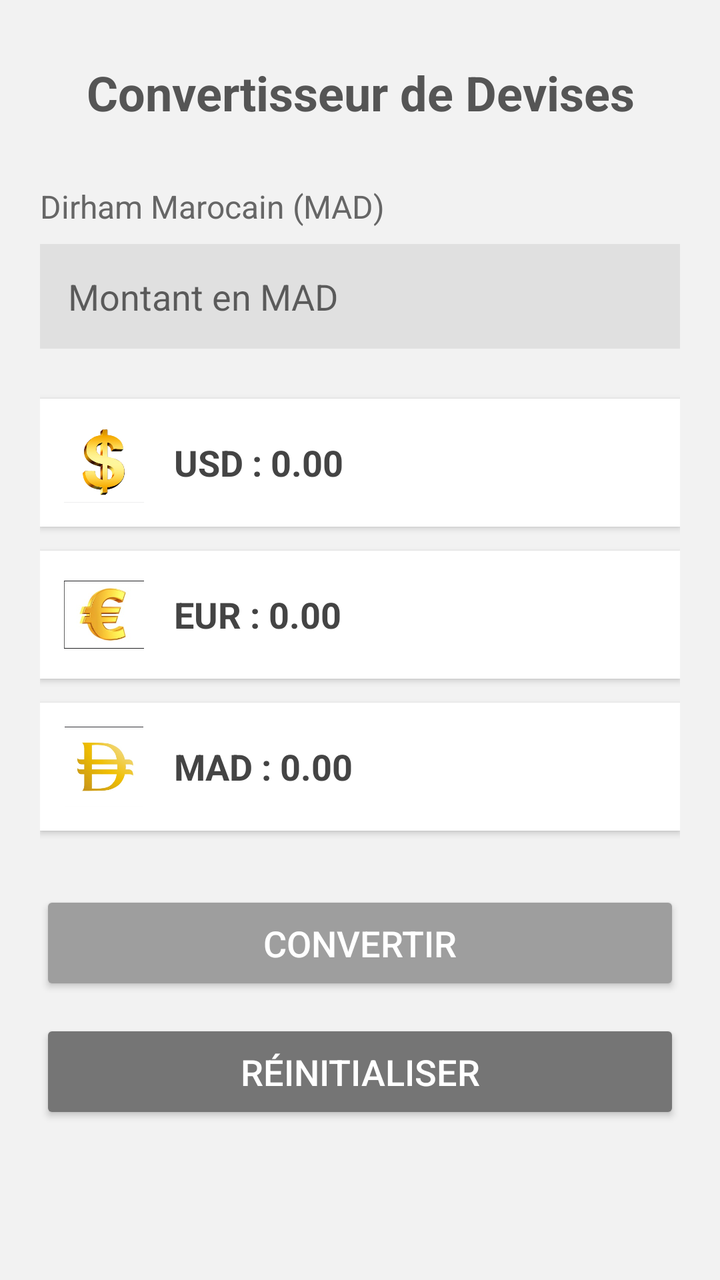
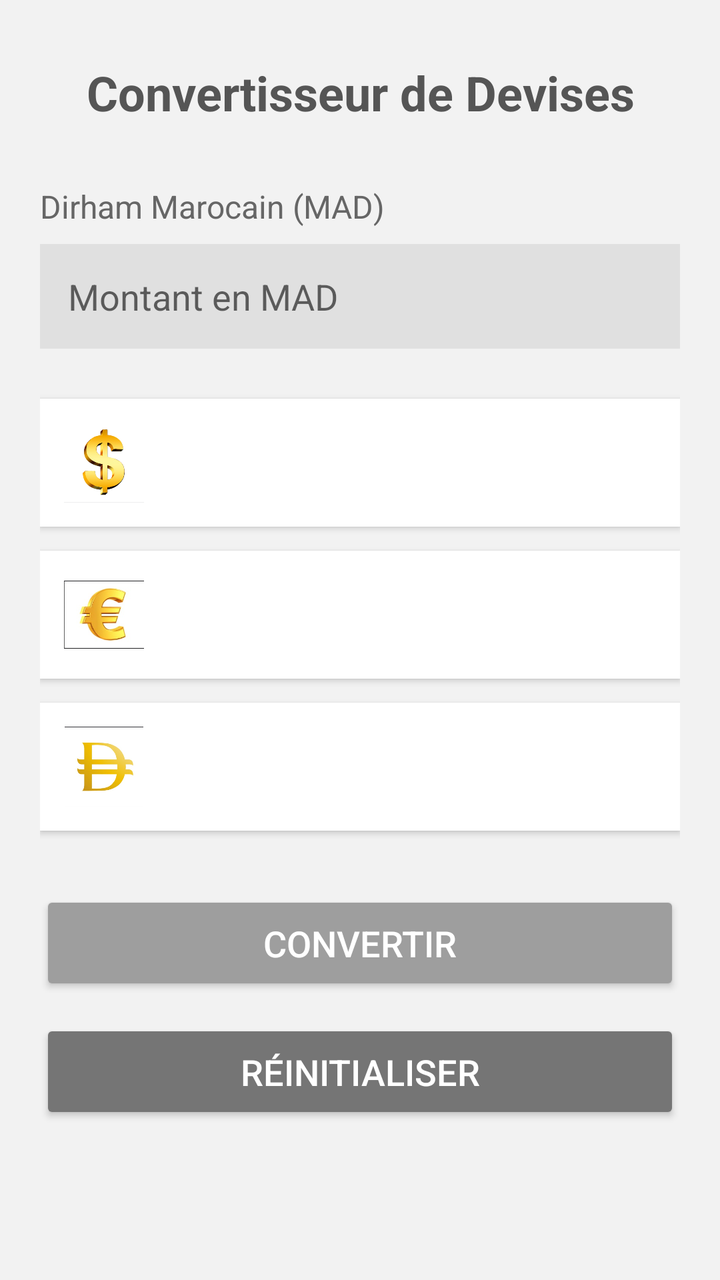

The first picture is an Android layout as it rendered before a commit; the second is the same layout after the commit. The layout source and the unified diff follow.
<!-- AndroidManifest.xml: application theme Theme.AppCompat.Light.DarkActionBar -->
<!-- res/layout/activity_convertisseur_devises.xml -->
<?xml version="1.0" encoding="utf-8"?>
<ScrollView xmlns:android="http://schemas.android.com/apk/res/android"
    android:layout_width="match_parent"
    android:layout_height="match_parent"
    android:background="#F2F2F2"
    android:fillViewport="true">

    <LinearLayout
        android:layout_width="match_parent"
        android:layout_height="wrap_content"
        android:orientation="vertical"
        android:padding="20dp"
        android:gravity="center_horizontal">

        
        <TextView
            android:layout_width="match_parent"
            android:layout_height="wrap_content"
            android:text="Convertisseur de Devises"
            android:textSize="24sp"
            android:textStyle="bold"
            android:textColor="#555555"
            android:gravity="center"
            android:layout_marginTop="10dp"
            android:layout_marginBottom="30dp" />

        
        <TextView
            android:layout_width="match_parent"
            android:layout_height="wrap_content"
            android:text="Dirham Marocain (MAD)"
            android:textSize="16sp"
            android:textColor="#666666"
            android:layout_marginBottom="8dp" />

        
        <EditText
            android:id="@+id/etMAD"
            android:layout_width="match_parent"
            android:layout_height="wrap_content"
            android:hint="Montant en MAD"
            android:inputType="numberDecimal"
            android:padding="14dp"
            android:background="#E0E0E0"
            android:layout_marginBottom="25dp" />

        
        <LinearLayout
            android:layout_width="match_parent"
            android:layout_height="wrap_content"
            android:orientation="horizontal"
            android:gravity="center_vertical"
            android:padding="12dp"
            android:background="#FFFFFF"
            android:layout_marginBottom="12dp"
            android:elevation="2dp">

            <ImageView
                android:id="@+id/imgUSD"
                android:layout_width="40dp"
                android:layout_height="40dp"
                android:layout_marginEnd="15dp"
                android:src="@drawable/ic_usd"
                android:contentDescription="Drapeau USA"/>

            <TextView
                android:id="@+id/tvUSD"
                android:layout_width="wrap_content"
                android:layout_height="wrap_content"
                android:text="USD : 0.00"
                android:textSize="18sp"
                android:textColor="#444444"
                android:textStyle="bold"/>
        </LinearLayout>

        
        <LinearLayout
            android:layout_width="match_parent"
            android:layout_height="wrap_content"
            android:orientation="horizontal"
            android:gravity="center_vertical"
            android:padding="12dp"
            android:background="#FFFFFF"
            android:layout_marginBottom="12dp"
            android:elevation="2dp">

            <ImageView
                android:id="@+id/imgEUR"
                android:layout_width="40dp"
                android:layout_height="40dp"
                android:layout_marginEnd="15dp"
                android:src="@drawable/ic_eur"
                android:contentDescription="Drapeau Europe"/>

            <TextView
                android:id="@+id/tvEUR"
                android:layout_width="wrap_content"
                android:layout_height="wrap_content"
                android:text="EUR : 0.00"
                android:textSize="18sp"
                android:textColor="#444444"
                android:textStyle="bold"/>
        </LinearLayout>

        
        <LinearLayout
            android:layout_width="match_parent"
            android:layout_height="wrap_content"
            android:orientation="horizontal"
            android:gravity="center_vertical"
            android:padding="12dp"
            android:background="#FFFFFF"
            android:layout_marginBottom="30dp"
            android:elevation="2dp">

            <ImageView
                android:id="@+id/imgMAD"
                android:layout_width="40dp"
                android:layout_height="40dp"
                android:layout_marginEnd="15dp"
                android:src="@drawable/ic_mad"
                android:contentDescription="Drapeau Maroc"/>

            <TextView
                android:id="@+id/tvMAD"
                android:layout_width="wrap_content"
                android:layout_height="wrap_content"
                android:text="MAD : 0.00"
                android:textSize="18sp"
                android:textColor="#444444"
                android:textStyle="bold"/>
        </LinearLayout>

        
        <Button
            android:id="@+id/btnConvertir"
            android:layout_width="match_parent"
            android:layout_height="wrap_content"
            android:text="CONVERTIR"
            android:textSize="18sp"
            android:textColor="#FFFFFF"
            android:backgroundTint="#9E9E9E"
            android:padding="14dp"
            android:layout_marginBottom="12dp"/>

        
        <Button
            android:id="@+id/btnReset"
            android:layout_width="match_parent"
            android:layout_height="wrap_content"
            android:text="RÉINITIALISER"
            android:textSize="18sp"
            android:textColor="#FFFFFF"
            android:backgroundTint="#757575"
            android:padding="14dp"
            android:layout_marginBottom="20dp"/>

    </LinearLayout>
</ScrollView>
<!-- resources referenced by this layout -->
<resources>
  <!-- drawable ic_eur: jpg bitmap (drawable, 8331 bytes) -->
  <!-- drawable ic_mad: jpg bitmap (drawable, 13445 bytes) -->
  <!-- drawable ic_usd: jpg bitmap (drawable, 23644 bytes) -->
</resources>

<!-- the commit's change to res/layout/activity_convertisseur_devises.xml (unified diff, before → after) -->
@@ -12,7 +12,6 @@
         android:padding="20dp"
         android:gravity="center_horizontal">
 
-        
         <TextView
             android:layout_width="match_parent"
             android:layout_height="wrap_content"
@@ -24,7 +23,6 @@
             android:layout_marginTop="10dp"
             android:layout_marginBottom="30dp" />
 
-        
         <TextView
             android:layout_width="match_parent"
             android:layout_height="wrap_content"
@@ -33,7 +31,6 @@
             android:textColor="#666666"
             android:layout_marginBottom="8dp" />
 
-        
         <EditText
             android:id="@+id/etMAD"
             android:layout_width="match_parent"
@@ -44,7 +41,6 @@
             android:background="#E0E0E0"
             android:layout_marginBottom="25dp" />
 
-        
         <LinearLayout
             android:layout_width="match_parent"
             android:layout_height="wrap_content"
@@ -67,13 +63,11 @@
                 android:id="@+id/tvUSD"
                 android:layout_width="wrap_content"
                 android:layout_height="wrap_content"
-                android:text="USD : 0.00"
                 android:textSize="18sp"
                 android:textColor="#444444"
                 android:textStyle="bold"/>
         </LinearLayout>
 
-        
         <LinearLayout
             android:layout_width="match_parent"
             android:layout_height="wrap_content"
@@ -96,13 +90,11 @@
                 android:id="@+id/tvEUR"
                 android:layout_width="wrap_content"
                 android:layout_height="wrap_content"
-                android:text="EUR : 0.00"
                 android:textSize="18sp"
                 android:textColor="#444444"
                 android:textStyle="bold"/>
         </LinearLayout>
 
-        
         <LinearLayout
             android:layout_width="match_parent"
             android:layout_height="wrap_content"
@@ -125,13 +117,11 @@
                 android:id="@+id/tvMAD"
                 android:layout_width="wrap_content"
                 android:layout_height="wrap_content"
-                android:text="MAD : 0.00"
                 android:textSize="18sp"
                 android:textColor="#444444"
                 android:textStyle="bold"/>
         </LinearLayout>
 
-        
         <Button
             android:id="@+id/btnConvertir"
             android:layout_width="match_parent"
@@ -143,7 +133,6 @@
             android:padding="14dp"
             android:layout_marginBottom="12dp"/>
 
-        
         <Button
             android:id="@+id/btnReset"
             android:layout_width="match_parent"
